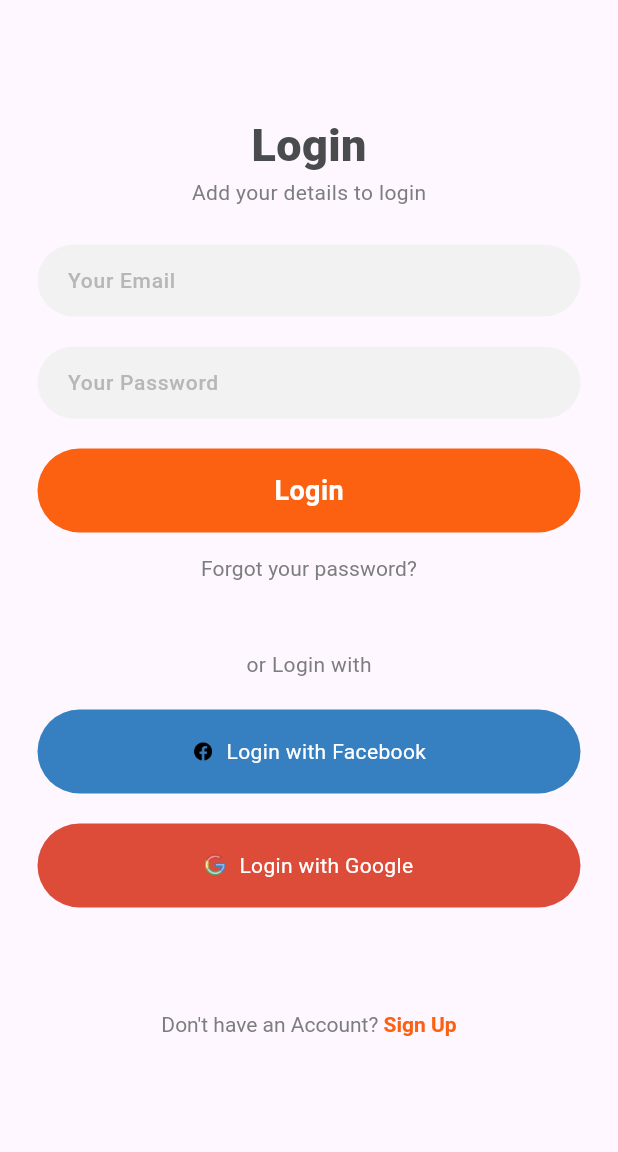
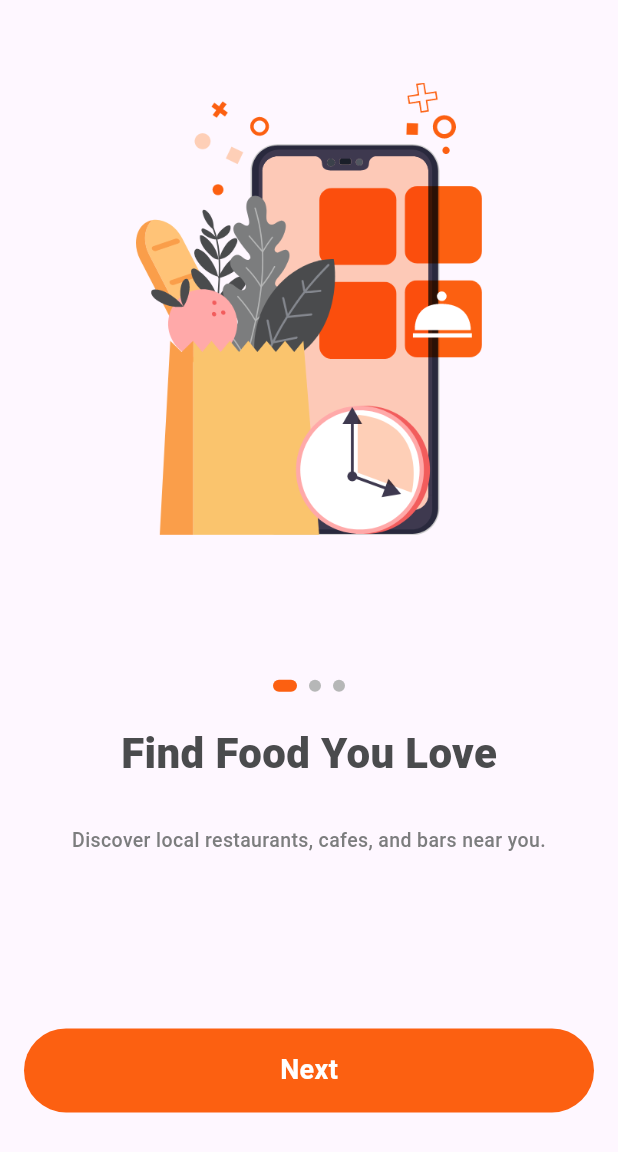
Before and after one commit to asm2212/jegoli, a Flutter app: the LoginScreen screen opened directly, after a tap on "Login", on a phone screen of 412 x 824 dp. Shown: the top 1152 px of the screen. Run offline on Flutter 3.47's test engine with Material 3 defaults, Android fonts, the phone set to English and light mode, and no system bars; missing offline and left inert: otp_pin_field; Roboto replaces fonts that are missing (Metropolis).

Commit message:
Implement onboarding screen with PageView, images, content, navigation buttons, and indicator dots; fix overflow issues and enhance UI elements

```diff
--- a/lib/screens/auth/login_screen.dart
+++ b/lib/screens/auth/login_screen.dart
@@ -6,6 +6,7 @@ import 'package:jegoli/co_widget/round_textfield.dart';
 import 'package:jegoli/common/color_extension.dart';
 import 'package:jegoli/screens/auth/reset_password_screen.dart';
 import 'package:jegoli/screens/auth/signup_screen.dart';
+import 'package:jegoli/screens/shop/on_boarding.dart';
 
 class LoginScreen extends StatefulWidget {
   const LoginScreen({super.key});
@@ -57,7 +58,12 @@ class _LoginScreenState extends State<LoginScreen> {
                 obscureText: true,
               ),
               const SizedBox(height: 20),
-              RoundButton(onPressed: () {}, title: "Login"),
+              RoundButton(onPressed: () {
+                Navigator.push(
+                  context,
+                  MaterialPageRoute(
+                    builder: (context)=> const OnBoarding()));
+              }, title: "Login"),
               TextButton(
                 onPressed: () {
                   Navigator.push(
--- /dev/null
+++ b/lib/screens/main_tab/main_tab_screen.dart
@@ -0,0 +1,15 @@
+import 'package:flutter/material.dart';
+
+class MainTabScreen extends StatefulWidget {
+  const MainTabScreen({super.key});
+
+  @override
+  State<MainTabScreen> createState() => _MainTabScreenState();
+}
+
+class _MainTabScreenState extends State<MainTabScreen> {
+  @override
+  Widget build(BuildContext context) {
+    return Container();
+  }
+}
--- /dev/null
+++ b/lib/screens/shop/on_boarding.dart
@@ -0,0 +1,147 @@
+import 'package:flutter/material.dart';
+import 'package:jegoli/co_widget/round_button.dart';
+import 'package:jegoli/common/color_extension.dart';
+
+class OnBoarding extends StatefulWidget {
+  const OnBoarding({super.key});
+
+  @override
+  State<OnBoarding> createState() => _OnBoardingState();
+}
+
+class _OnBoardingState extends State<OnBoarding> {
+  int selectPage = 0;
+  PageController controller = PageController();
+  List pageArr = [
+    {
+      "title": "Find Food You Love",
+      "subtitle": "Discover local restaurants, cafes, and bars near you.",
+      "image": "assets/images/on_boarding_1.png",
+    },
+    {
+      "title": "Fast Delivery",
+      "subtitle": "Order food quickly and easily through our delivery service.",
+      "image": "assets/images/on_boarding_2.png",
+    },
+    {
+      "title": "Live Tracking",
+      "subtitle": "Receive real-time updates on your delivery status and location.",
+      "image": "assets/images/on_boarding_3.png",
+    },
+  ];
+
+  @override
+  void initState() {
+    super.initState();
+    controller.addListener(() {
+      setState(() {
+        selectPage = controller.page?.round() ?? 0;
+      });
+    });
+  }
+
+  @override
+  Widget build(BuildContext context) {
+    var media = MediaQuery.of(context).size;
+
+    return Scaffold(
+      body: Stack(
+        alignment: Alignment.center,
+        children: [
+          PageView.builder(
+            controller: controller,
+            itemCount: pageArr.length,
+            itemBuilder: (context, index) {
+              var pObj = pageArr[index] as Map? ?? {};
+              return SingleChildScrollView(
+                child: Column(
+                  mainAxisAlignment: MainAxisAlignment.center,
+                  mainAxisSize: MainAxisSize.min,
+                  children: [
+                    Container(
+                      width: media.width,
+                      height: media.height * 0.5,
+                      alignment: Alignment.center,
+                      child: Image.asset(
+                        pObj['image'].toString(),
+                        width: media.width * 0.56,
+                        fit: BoxFit.contain,
+                      ),
+                    ),
+                    SizedBox(
+                      height: media.width * 0.1,
+                    ),
+                    Row(
+                      mainAxisAlignment: MainAxisAlignment.center,
+                      children: List.generate(pageArr.length, (index) {
+                        return Container(
+                          margin: const EdgeInsets.symmetric(horizontal: 4),
+                          height: 8,
+                          width: selectPage == index ? 16 : 8,
+                          decoration: BoxDecoration(
+                            color: selectPage == index
+                                ? ColorExtension.primary
+                                : ColorExtension.placeholder,
+                            borderRadius: BorderRadius.circular(4),
+                          ),
+                        );
+                      }),
+                    ),
+                    SizedBox(
+                      height: media.width * 0.05,
+                    ),
+
+                    Text(
+                      pObj["title"].toString(),
+                      style: TextStyle(
+                        fontSize: 28,
+                        fontWeight: FontWeight.w800,
+                        color: ColorExtension.primaryText,
+                      ),
+                    ),
+                    SizedBox(
+                      height: media.width * 0.07,
+                    ),
+                    Text(
+                      pObj["subtitle"].toString(),
+                      textAlign: TextAlign.center,
+                      style: TextStyle(
+                        fontSize: 13,
+                        fontWeight: FontWeight.w500,
+                        color: ColorExtension.secondaryText,
+                      ),
+                    ),
+                    SizedBox(
+                      height: media.width * 0.2,
+                    ),
+                  ],
+                ),
+              );
+            },
+          ),
+          Column(
+            crossAxisAlignment: CrossAxisAlignment.center,
+            children: [
+              Spacer(),
+              Padding(
+                padding: const EdgeInsets.symmetric(horizontal: 16),
+                child: RoundButton(
+                  onPressed: () {
+                    controller.nextPage(
+                      duration: const Duration(milliseconds: 300),
+                      curve: Curves.easeInOut,
+                    );
+                  },
+                  title: "Next",
+                ),
+              ),
+              SizedBox(
+                height: media.width * 0.2,
+              ),
+            ],
+          )
+        ],
+      ),
+    );
+  }
+}
```
Also changed, not shown: assets/images/on_boarding_1.png (added), assets/images/on_boarding_2.png (added), assets/images/on_boarding_3.png (added).
